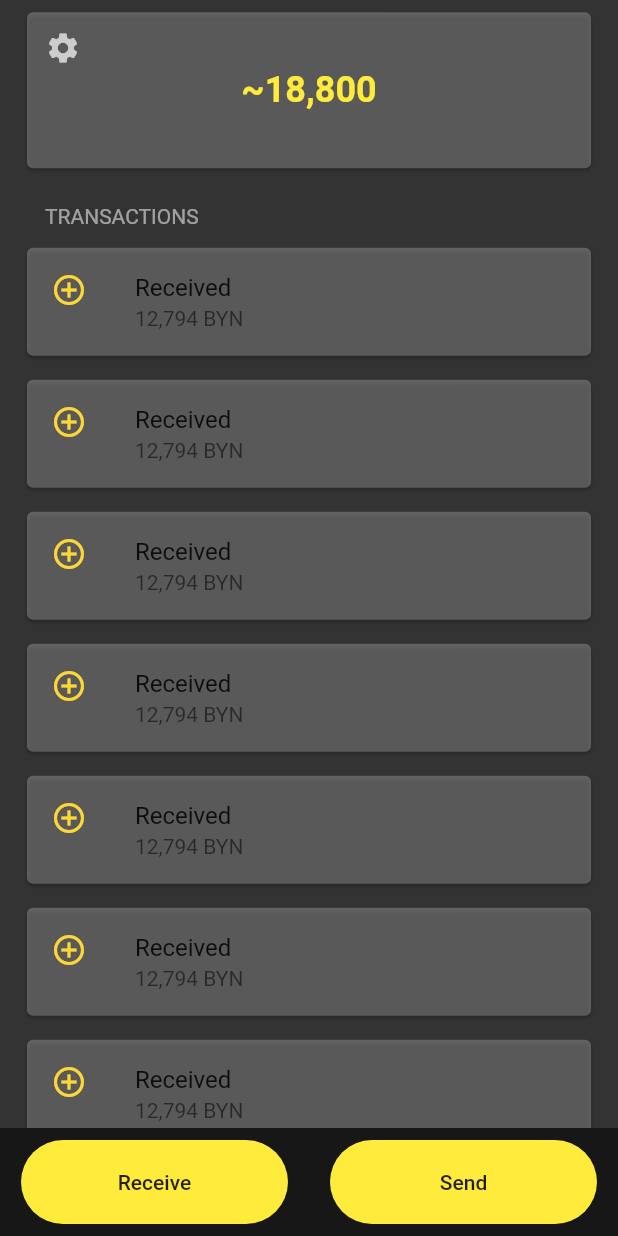
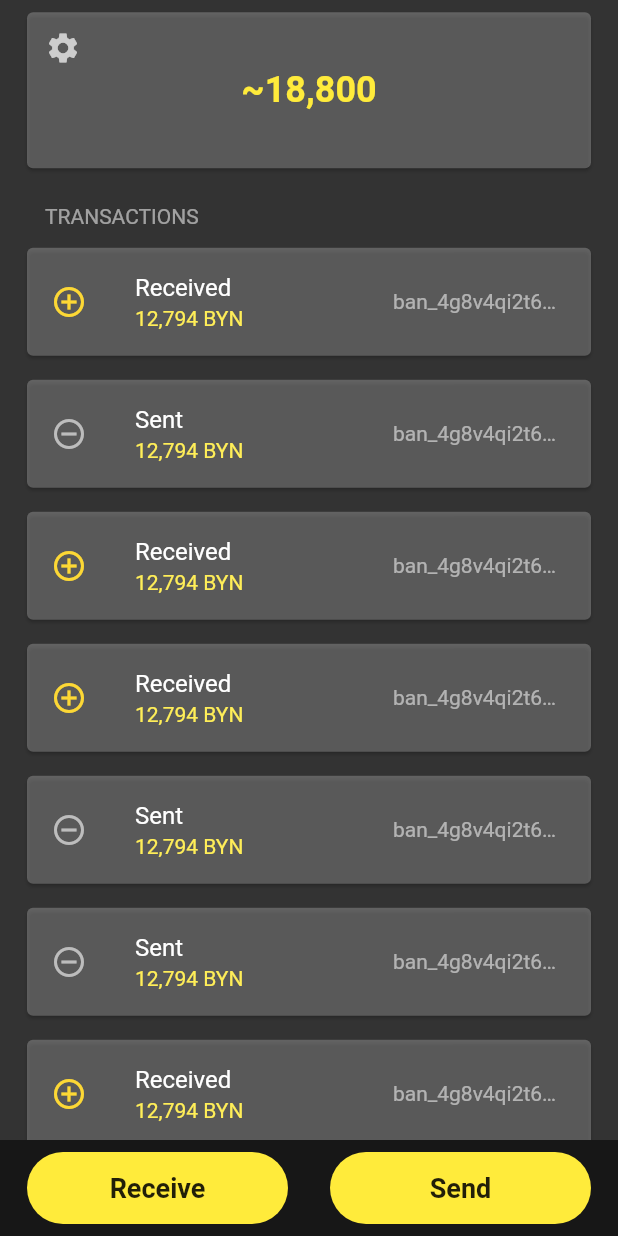
Before and after one commit to artnest/walletery, a Flutter app: the screen it shows after launch, after a tap on the "settings" icon, on a phone screen of 412 x 824 dp. Run offline on Flutter 3.47's test engine with Material 2 defaults, Android fonts, the phone set to English and light mode, and no system bars.

Commit message:
Add passwords manager screen Update transcation card Update home screen bottom buttons

```diff
--- a/lib/main.dart
+++ b/lib/main.dart
@@ -1,7 +1,10 @@
 import 'package:flutter/material.dart';
+import 'package:flutter/services.dart';
 
 import './ui/home_page.dart';
 import './ui/util/routes.dart';
+import './ui/passwords_page.dart';
+import './ui/new_password_page.dart';
 
 void main() => runApp(WalleteryApp());
 
@@ -11,16 +14,29 @@ class WalleteryApp extends StatelessWidget {
     return MaterialApp(
       title: 'Walletery',
       theme: ThemeData(
-        primarySwatch: Colors.blue,
+        primarySwatch: Colors.yellow,
+        scaffoldBackgroundColor: Color(0xCC000000),
       ),
+      debugShowCheckedModeBanner: false,
       initialRoute: '/',
       onGenerateRoute: (RouteSettings settings) {
+        SystemChrome.setSystemUIOverlayStyle(
+          SystemUiOverlayStyle(statusBarBrightness: Brightness.dark),
+        );
         switch (settings.name) {
           case '/':
             return NoTransitionRoute(
               builder: (_) => HomePage(),
               settings: settings,
             );
+          case '/passwords':
+            return MaterialPageRoute(builder: (BuildContext context) {
+              return PasswordsPage();
+            });
+          case '/passwords/new_password':
+            return MaterialPageRoute(builder: (BuildContext context) {
+              return NewPasswordPage();
+            });
         }
       },
     );
--- a/lib/ui/home_page.dart
+++ b/lib/ui/home_page.dart
@@ -13,7 +13,6 @@ class _HomePageState extends State<HomePage> {
   @override
   Widget build(BuildContext context) {
     return Scaffold(
-      backgroundColor: Color(0xCC000000),
       body: SafeArea(
         child: Column(
           mainAxisAlignment: MainAxisAlignment.center,
@@ -34,16 +33,16 @@ class _HomePageState extends State<HomePage> {
     return ListView(
       padding: EdgeInsets.fromLTRB(0, 5, 0, 15),
       children: <Widget>[
-        TransactionCard('12,794 BYN'),
-        TransactionCard('12,794 BYN'),
-        TransactionCard('12,794 BYN'),
-        TransactionCard('12,794 BYN'),
-        TransactionCard('12,794 BYN'),
-        TransactionCard('12,794 BYN'),
-        TransactionCard('12,794 BYN'),
-        TransactionCard('12,794 BYN'),
-        TransactionCard('12,794 BYN'),
-        TransactionCard('12,794 BYN'),
+        TransactionCard('12,794 BYN', isSent: false),
+        TransactionCard('12,794 BYN', isSent: true),
+        TransactionCard('12,794 BYN', isSent: false),
+        TransactionCard('12,794 BYN', isSent: false),
+        TransactionCard('12,794 BYN', isSent: true),
+        TransactionCard('12,794 BYN', isSent: true),
+        TransactionCard('12,794 BYN', isSent: false),
+        TransactionCard('12,794 BYN', isSent: false),
+        TransactionCard('12,794 BYN', isSent: true),
+        TransactionCard('12,794 BYN', isSent: false),
       ],
     );
   }
@@ -56,7 +55,8 @@ class BalanceCard extends StatelessWidget {
 
   @override
   Widget build(BuildContext context) {
-    return Container(
+    return GestureDetector(
+      child: Container(
         width: double.infinity,
         height: 112,
         margin: EdgeInsets.only(
@@ -93,6 +93,10 @@ class BalanceCard extends StatelessWidget {
             ),
           ),
         ),
+      ),
+      onTap: () {
+        Navigator.of(context).pushNamed('/passwords');
+      },
     );
   }
 }
@@ -114,9 +118,11 @@ class TransactionsTitle extends StatelessWidget {
 }
 
 class TransactionCard extends StatelessWidget {
-  const TransactionCard(this.amount, {Key key}) : super(key: key);
+  const TransactionCard(this.amount, {Key key, @required this.isSent})
+      : super(key: key);
 
   final String amount;
+  final bool isSent;
 
   @override
   Widget build(BuildContext context) {
@@ -125,12 +131,30 @@ class TransactionCard extends StatelessWidget {
       child: Card(
         color: Colors.white24,
         child: ListTile(
-          leading: Icon(
-            Icons.add_circle_outline,
-            color: Colors.yellow[600],
+          leading: Padding(
+            padding: EdgeInsets.only(top: 8),
+            child: Icon(
+              isSent ? Icons.remove_circle_outline : Icons.add_circle_outline,
+              color: isSent ? Colors.grey[400] : Colors.yellow[600],
             ),
-          title: Text('Received'),
-          subtitle: Text(amount),
+          ),
+          title: Text(
+            isSent ? 'Sent' : 'Received',
+            style: TextStyle(color: Colors.white),
+          ),
+          subtitle: Text(
+            amount,
+            style: TextStyle(color: Colors.yellow[400]),
+          ),
+          trailing: Container(
+            width: 116,
+            child: Text(
+              "ban_4g8v4qi2t61eb9pm4qee",
+              style: TextStyle(color: Colors.white54),
+              maxLines: 1,
+              overflow: TextOverflow.ellipsis,
+            ),
+          ),
         ),
       ),
     );
@@ -143,6 +167,7 @@ class Actions extends StatelessWidget {
   @override
   Widget build(BuildContext context) {
     return Container(
+      padding: EdgeInsets.symmetric(horizontal: 4),
       color: Colors.black54,
       child: Row(
         children: <Widget>[
@@ -186,12 +211,16 @@ class ActionButton extends StatelessWidget {
         borderRadius: BorderRadius.circular(100),
         // shadows
       ),
-      height: 56,
+      height: 48,
       margin: EdgeInsets.fromLTRB(14, 8, 14, 8),
       child: FlatButton(
         shape: RoundedRectangleBorder(borderRadius: BorderRadius.circular(100)),
         color: Colors.yellow,
-        child: Text(action, maxLines: 1),
+        child: Text(
+          action,
+          maxLines: 1,
+          style: TextStyle(fontWeight: FontWeight.w700, fontSize: 18),
+        ),
         splashColor: Colors.transparent,
         onPressed: _onPressed,
       ),
```
Also changed, not shown: lib/ui/new_password_page.dart (added, +75 -0 lines), lib/ui/passwords_page.dart (added, +52 -0 lines). Lines whose indentation alone changed are shown as unchanged.
